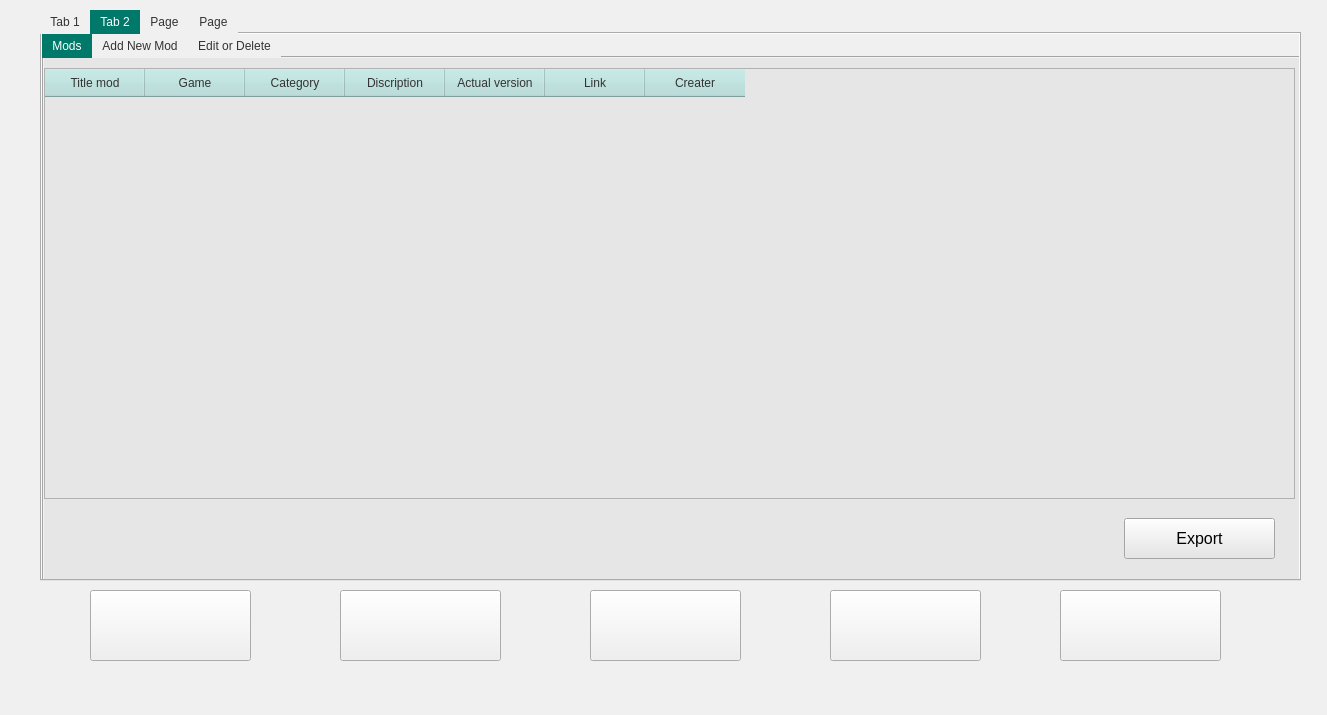
This is ModPyQt5/untitled.ui in NikkoSal/ModsPyQT as Qt 5 draws it before an edit. The edited form follows.
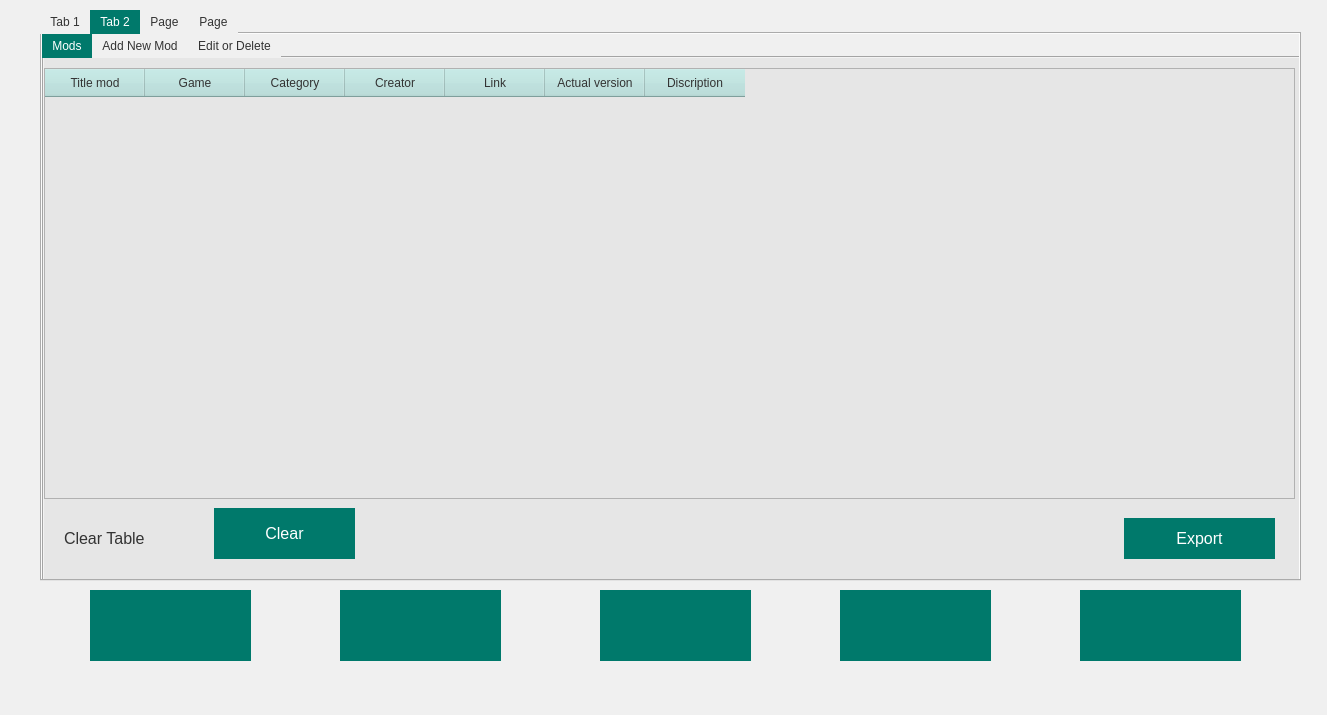
This is the edited form. The open tabs and pages were chosen to show the change. Icons and pictures are not drawn.

```diff
--- a/ModPyQt5/untitled.ui
+++ b/ModPyQt5/untitled.ui
@@ -29,6 +29,17 @@
       <height>71</height>
      </rect>
     </property>
+    <property name="styleSheet">
+     <string notr="true">QPushButton {
+    background-color: #00796B;
+    color: #FFFFFF;
+    border: none;
+    padding: 5px 10px;
+}
+QPushButton:hover {
+    background-color: #00574B;
+}</string>
+    </property>
     <property name="text">
      <string/>
     </property>
@@ -48,6 +59,17 @@
       <height>71</height>
      </rect>
     </property>
+    <property name="styleSheet">
+     <string notr="true">QPushButton {
+    background-color: #00796B;
+    color: #FFFFFF;
+    border: none;
+    padding: 5px 10px;
+}
+QPushButton:hover {
+    background-color: #00574B;
+}</string>
+    </property>
     <property name="text">
      <string/>
     </property>
@@ -65,12 +87,23 @@
    <widget class="QPushButton" name="pushButton_3">
     <property name="geometry">
      <rect>
-      <x>1060</x>
+      <x>1080</x>
       <y>590</y>
       <width>161</width>
       <height>71</height>
      </rect>
     </property>
+    <property name="styleSheet">
+     <string notr="true">QPushButton {
+    background-color: #00796B;
+    color: #FFFFFF;
+    border: none;
+    padding: 5px 10px;
+}
+QPushButton:hover {
+    background-color: #00574B;
+}</string>
+    </property>
     <property name="text">
      <string/>
     </property>
@@ -88,12 +121,23 @@
    <widget class="QPushButton" name="pushButton_4">
     <property name="geometry">
      <rect>
-      <x>830</x>
+      <x>840</x>
       <y>590</y>
       <width>151</width>
       <height>71</height>
      </rect>
     </property>
+    <property name="styleSheet">
+     <string notr="true">QPushButton {
+    background-color: #00796B;
+    color: #FFFFFF;
+    border: none;
+    padding: 5px 10px;
+}
+QPushButton:hover {
+    background-color: #00574B;
+}</string>
+    </property>
     <property name="text">
      <string/>
     </property>
@@ -597,12 +641,7 @@
         </column>
         <column>
          <property name="text">
-          <string>Discription</string>
-         </property>
-        </column>
-        <column>
-         <property name="text">
-          <string>Actual version</string>
+          <string>Creator</string>
          </property>
         </column>
         <column>
@@ -612,7 +651,12 @@
         </column>
         <column>
          <property name="text">
-          <string>Creater</string>
+          <string>Actual version</string>
+         </property>
+        </column>
+        <column>
+         <property name="text">
+          <string>Discription</string>
          </property>
         </column>
        </widget>
@@ -630,10 +674,82 @@
           <pointsize>12</pointsize>
          </font>
         </property>
+        <property name="styleSheet">
+         <string notr="true">QPushButton {
+    background-color: #00796B;
+    color: #FFFFFF;
+    border: none;
+    padding: 5px 10px;
+}
+QPushButton:hover {
+    background-color: #00574B;
+}</string>
+        </property>
         <property name="text">
          <string>Export</string>
         </property>
        </widget>
+       <widget class="QPushButton" name="pushButton_22">
+        <property name="geometry">
+         <rect>
+          <x>170</x>
+          <y>450</y>
+          <width>141</width>
+          <height>51</height>
+         </rect>
+        </property>
+        <property name="font">
+         <font>
+          <pointsize>12</pointsize>
+         </font>
+        </property>
+        <property name="styleSheet">
+         <string notr="true">QPushButton {
+    background-color: #00796B;
+    color: #FFFFFF;
+    border: none;
+    padding: 5px 10px;
+}
+QPushButton:hover {
+    background-color: #00574B;
+}</string>
+        </property>
+        <property name="text">
+         <string>Clear</string>
+        </property>
+       </widget>
+       <widget class="QLabel" name="label_31">
+        <property name="geometry">
+         <rect>
+          <x>20</x>
+          <y>470</y>
+          <width>121</width>
+          <height>21</height>
+         </rect>
+        </property>
+        <property name="minimumSize">
+         <size>
+          <width>0</width>
+          <height>0</height>
+         </size>
+        </property>
+        <property name="font">
+         <font>
+          <pointsize>12</pointsize>
+         </font>
+        </property>
+        <property name="styleSheet">
+         <string notr="true">QLabel {
+    color: #333333;
+}</string>
+        </property>
+        <property name="lineWidth">
+         <number>1</number>
+        </property>
+        <property name="text">
+         <string>Clear Table</string>
+        </property>
+       </widget>
       </widget>
       <widget class="QWidget" name="tab_5">
        <attribute name="title">
@@ -2301,12 +2417,23 @@
    <widget class="QPushButton" name="pushButton_5">
     <property name="geometry">
      <rect>
-      <x>590</x>
+      <x>600</x>
       <y>590</y>
       <width>151</width>
       <height>71</height>
      </rect>
     </property>
+    <property name="styleSheet">
+     <string notr="true">QPushButton {
+    background-color: #00796B;
+    color: #FFFFFF;
+    border: none;
+    padding: 5px 10px;
+}
+QPushButton:hover {
+    background-color: #00574B;
+}</string>
+    </property>
     <property name="text">
      <string/>
     </property>
```
Left out of the diff: 28 changed lines with no effect on the pictures.
